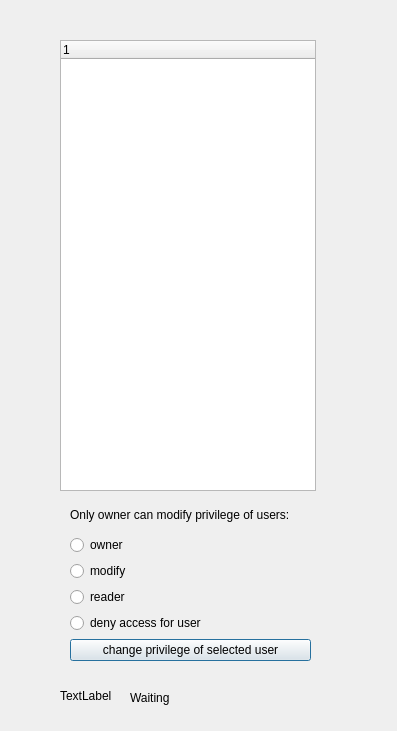
Old version of the form GUI/SymposiumGui/alluser.ui in the repository RickZack/Symposium.
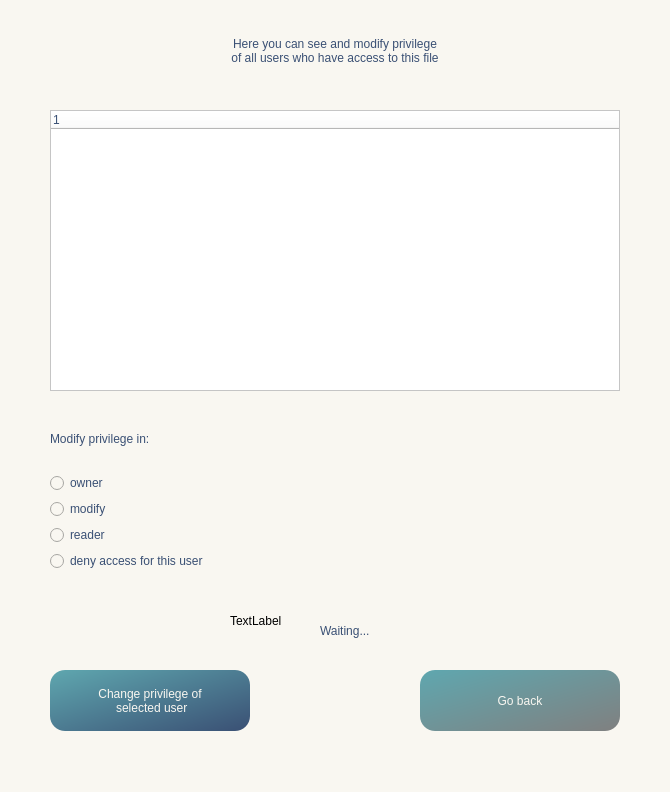
New version of the form. Icons and pictures are not drawn.

Commit message:
GUI all user window
stile di alluser window + cambio del costruttore e quindi necessarie modifiche in notepad dove avviene richiamo

What changed in the file:
```diff
--- a/GUI/SymposiumGui/alluser.ui
+++ b/GUI/SymposiumGui/alluser.ui
@@ -6,32 +6,47 @@
    <rect>
     <x>0</x>
     <y>0</y>
-    <width>397</width>
-    <height>731</height>
+    <width>670</width>
+    <height>792</height>
    </rect>
   </property>
   <property name="windowTitle">
-   <string>Dialog</string>
+   <string>Users list</string>
+  </property>
+  <property name="windowIcon">
+   <iconset resource="resources.qrc">
+    <normaloff>:/icon/logo1.png</normaloff>:/icon/logo1.png</iconset>
+  </property>
+  <property name="styleSheet">
+   <string notr="true">background-color:rgb(249, 247, 241);</string>
   </property>
   <widget class="QWidget" name="verticalLayoutWidget">
    <property name="geometry">
     <rect>
-     <x>70</x>
-     <y>500</y>
-     <width>241</width>
+     <x>50</x>
+     <y>410</y>
+     <width>221</width>
      <height>161</height>
     </rect>
    </property>
    <layout class="QVBoxLayout" name="layout">
     <item>
      <widget class="QLabel" name="label">
+      <property name="styleSheet">
+       <string notr="true">font: 14pt &quot;Baskerville Old Face&quot;;
+color: rgb(58, 80, 116); </string>
+      </property>
       <property name="text">
-       <string>Only owner can modify privilege of users:</string>
+       <string>Modify privilege in:</string>
       </property>
      </widget>
     </item>
     <item>
      <widget class="QRadioButton" name="owner">
+      <property name="styleSheet">
+       <string notr="true">font: 12pt &quot;Baskerville Old Face&quot;;
+color: rgb(58, 80, 116); </string>
+      </property>
       <property name="text">
        <string>owner</string>
       </property>
@@ -39,6 +54,10 @@
     </item>
     <item>
      <widget class="QRadioButton" name="modify">
+      <property name="styleSheet">
+       <string notr="true">font: 12pt &quot;Baskerville Old Face&quot;;
+color: rgb(58, 80, 116); </string>
+      </property>
       <property name="text">
        <string>modify</string>
       </property>
@@ -46,6 +65,10 @@
     </item>
     <item>
      <widget class="QRadioButton" name="reader">
+      <property name="styleSheet">
+       <string notr="true">font: 12pt &quot;Baskerville Old Face&quot;;
+color: rgb(58, 80, 116); </string>
+      </property>
       <property name="text">
        <string>reader</string>
       </property>
@@ -53,15 +76,12 @@
     </item>
     <item>
      <widget class="QRadioButton" name="none">
-      <property name="text">
-       <string>deny access for user</string>
+      <property name="styleSheet">
+       <string notr="true">font: 12pt &quot;Baskerville Old Face&quot;;
+color: rgb(58, 80, 116); </string>
       </property>
-     </widget>
-    </item>
-    <item>
-     <widget class="QPushButton" name="button">
       <property name="text">
-       <string>change privilege of selected user</string>
+       <string>deny access for this user</string>
       </property>
      </widget>
     </item>
@@ -70,12 +90,22 @@
   <widget class="QTreeWidget" name="tree">
    <property name="geometry">
     <rect>
-     <x>60</x>
-     <y>40</y>
-     <width>256</width>
-     <height>451</height>
+     <x>50</x>
+     <y>110</y>
+     <width>570</width>
+     <height>281</height>
     </rect>
    </property>
+   <property name="styleSheet">
+    <string notr="true">font: 14pt &quot;Baskerville Old Face&quot;;
+color: rgb(58, 80, 116); 
+background-color:white;
+border-color: rgb(58, 80, 116);
+</string>
+   </property>
+   <property name="indentation">
+    <number>0</number>
+   </property>
    <column>
     <property name="text">
      <string notr="true">1</string>
@@ -85,10 +115,10 @@
   <widget class="QLabel" name="gif">
    <property name="geometry">
     <rect>
-     <x>60</x>
-     <y>670</y>
-     <width>55</width>
-     <height>51</height>
+     <x>230</x>
+     <y>590</y>
+     <width>61</width>
+     <height>61</height>
     </rect>
    </property>
    <property name="text">
@@ -98,14 +128,78 @@
   <widget class="QLabel" name="waiting">
    <property name="geometry">
     <rect>
-     <x>130</x>
-     <y>690</y>
-     <width>131</width>
-     <height>16</height>
+     <x>320</x>
+     <y>620</y>
+     <width>81</width>
+     <height>21</height>
     </rect>
    </property>
+   <property name="styleSheet">
+    <string notr="true">font: 12pt &quot;Baskerville Old Face&quot;;
+color: rgb(58, 80, 116);</string>
+   </property>
    <property name="text">
-    <string>Waiting</string>
+    <string>Waiting...</string>
+   </property>
+  </widget>
+  <widget class="QPushButton" name="button">
+   <property name="geometry">
+    <rect>
+     <x>50</x>
+     <y>670</y>
+     <width>200</width>
+     <height>61</height>
+    </rect>
+   </property>
+   <property name="styleSheet">
+    <string notr="true">background-color: qlineargradient(x1: 0, y1: 0, x2: 1, y2: 1, stop: 0 rgb(95, 167, 175), stop: 1 rgb(58, 80, 116));
+color: rgb(249, 247, 241); 
+font: 14pt &quot;Baskerville Old Face&quot;;
+border-radius:15px;</string>
+   </property>
+   <property name="text">
+    <string>Change privilege of
+ selected user</string>
+   </property>
+  </widget>
+  <widget class="QPushButton" name="button_2">
+   <property name="geometry">
+    <rect>
+     <x>420</x>
+     <y>670</y>
+     <width>200</width>
+     <height>61</height>
+    </rect>
+   </property>
+   <property name="styleSheet">
+    <string notr="true">background-color: qlineargradient(x1: 0, y1: 0, x2: 1, y2: 1, stop: 0 rgb(95, 167, 175), stop: 1 grey);
+color: rgb(249, 247, 241); 
+font: 14pt &quot;Baskerville Old Face&quot;;
+border-radius:15px;</string>
+   </property>
+   <property name="text">
+    <string>Go back</string>
+   </property>
+  </widget>
+  <widget class="QLabel" name="label_2">
+   <property name="geometry">
+    <rect>
+     <x>100</x>
+     <y>20</y>
+     <width>470</width>
+     <height>61</height>
+    </rect>
+   </property>
+   <property name="styleSheet">
+    <string notr="true">font: 18pt &quot;Baskerville Old Face&quot;;
+color: rgb(58, 80, 116); </string>
+   </property>
+   <property name="text">
+    <string>Here you can see and modify privilege 
+of all users who have access to this file</string>
+   </property>
+   <property name="alignment">
+    <set>Qt::AlignCenter</set>
    </property>
   </widget>
  </widget>
```
Left out of the diff: 4 changed lines with no effect on the pictures. The commit also changes 5 other files.
